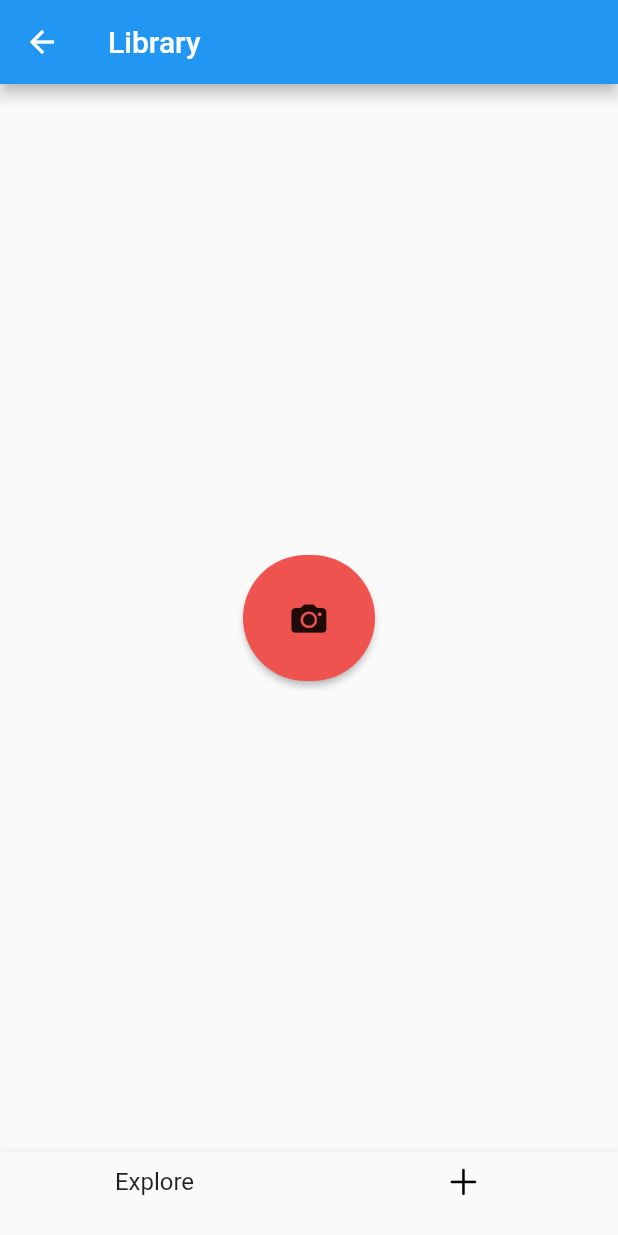
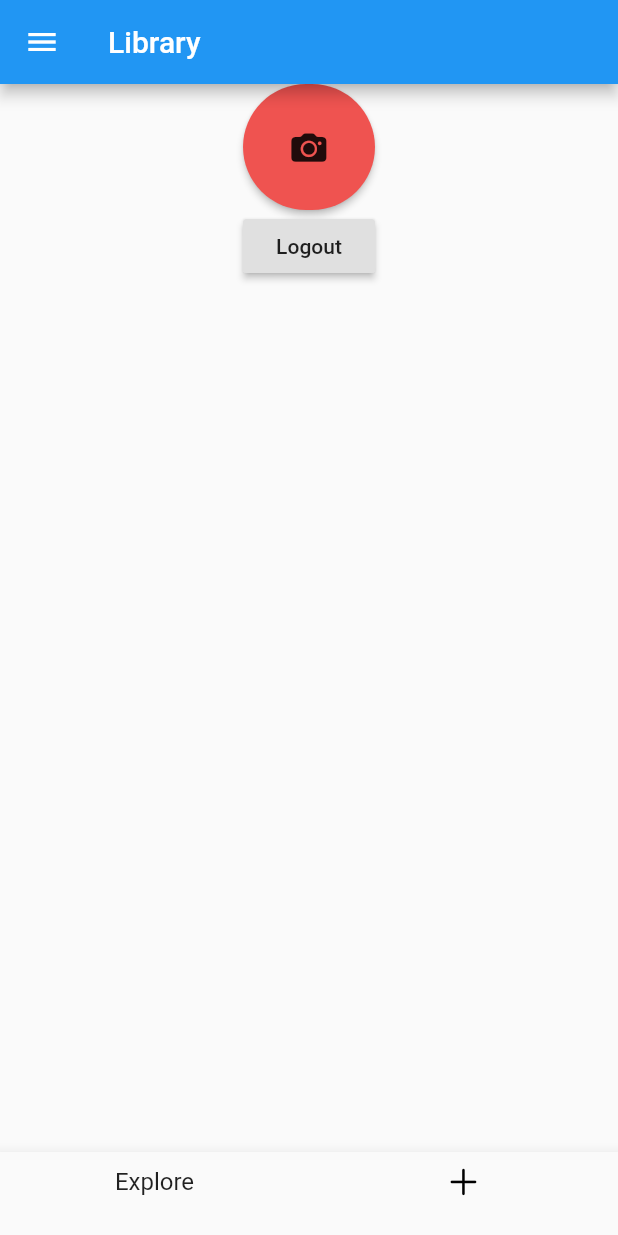
Before and after one commit to ShashiKha9/loginpage, a Flutter app: the PageScreen screen opened directly, swiped to page 2, on a phone screen of 412 x 824 dp. Run offline on Flutter 3.47's test engine with Material 2 defaults, Android fonts, the phone set to English and light mode, and no system bars; our stand-ins replace chewie, firebase_auth, firebase_core, fluttertoast, image_picker, shared_preferences and 1 more; accounts and stored records are empty; network calls fail.

```diff
--- a/lib/Pages/camerascreen.dart
+++ b/lib/Pages/camerascreen.dart
@@ -6,8 +6,10 @@ import 'package:flutter/cupertino.dart';
 import 'package:flutter/material.dart';
 import 'package:fluttertoast/fluttertoast.dart';
 import 'package:image_picker/image_picker.dart';
+import 'package:loginpage/Pages/otp_screen.dart';
 import 'package:path/path.dart';
 import 'package:path_provider/path_provider.dart';
+import 'package:shared_preferences/shared_preferences.dart';
 
 
 
@@ -62,9 +64,8 @@ class CameraScreenState extends State<CameraScreen> {
   Widget build(BuildContext context) {
     return Scaffold(
     body: Center(
-  child:
-
-
+  child: Column(
+    children: [
       RaisedButton(
           color: Colors.red[400],
           onPressed: () {
@@ -73,6 +74,19 @@ class CameraScreenState extends State<CameraScreen> {
           shape: RoundedRectangleBorder(borderRadius: BorderRadius.circular(140)),
           padding: EdgeInsets.all(30),
           child: Icon(CupertinoIcons.camera_fill)),
+      RaisedButton(onPressed: () async {
+        Navigator.push(context, MaterialPageRoute(builder: (context)=> OtpScreen()));
+        SharedPreferences prefs = await SharedPreferences.getInstance();
+        prefs.remove("phoneNumber");
+
+      },
+      child: Text("Logout"),)
+    ],
+  )
+
+
+
+
 
 
 
--- a/lib/Pages/viewvideo_screen.dart
+++ b/lib/Pages/viewvideo_screen.dart
@@ -6,7 +6,10 @@ import 'package:flutter/material.dart';
 import 'package:flutter/services.dart';
 import 'package:flutter/widgets.dart';
 import 'package:loginpage/Pages/camerascreen.dart';
+import 'package:shared_preferences/shared_preferences.dart';
 import 'package:video_player/video_player.dart';
+
+import 'otp_screen.dart';
 
 
 
@@ -85,10 +88,30 @@ class PageScreenState extends State <PageScreen>{
   @override
   Widget build(BuildContext context) {
     // TODO: implement build
-    return Scaffold(
+    return SafeArea(
+    child:  Scaffold(
       appBar: AppBar(
         title: Text("Library"),
+
       ),
+     drawer: Drawer(
+      child:ListTile(
+        title:Text("Logout",style: TextStyle(fontSize: 16,fontWeight: FontWeight.w700),),
+         onTap: () async {
+           Navigator.pushReplacement(context, MaterialPageRoute(builder: (context)=> OtpScreen()));
+           SharedPreferences prefs = await SharedPreferences.getInstance();
+           prefs.remove("phoneNumber");
+
+         }
+
+
+
+
+
+      ),
+
+     ),
+
      body:
       PageView(
         controller: pageController,
@@ -127,7 +150,7 @@ class PageScreenState extends State <PageScreen>{
       ),
 
 
-
+)
     );
   }
 
--- a/pubspec.yaml
+++ b/pubspec.yaml
@@ -42,6 +42,8 @@ dependencies:
   path_provider: ^2.0.7
   path: ^1.8.0
   fluttertoast: ^8.0.8
+  shared_preferences: ^2.0.9
+
 
 
 
```
Also changed, not shown: lib/Pages/otp_screen.dart (+35 -12 lines), lib/main.dart (+5 -2 lines), pubspec.lock. Lines whose indentation alone changed are shown as unchanged.
